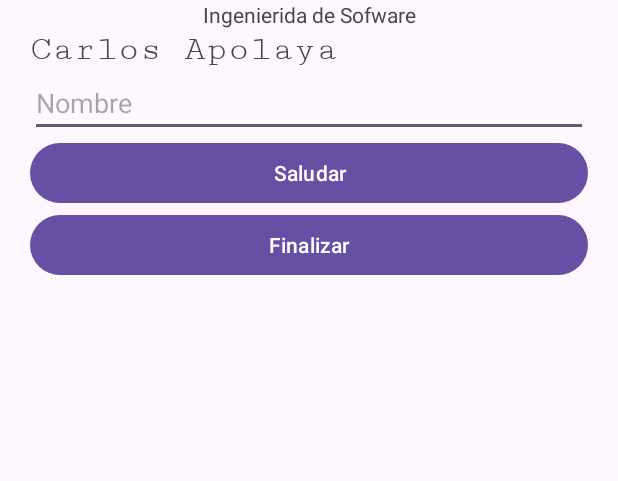
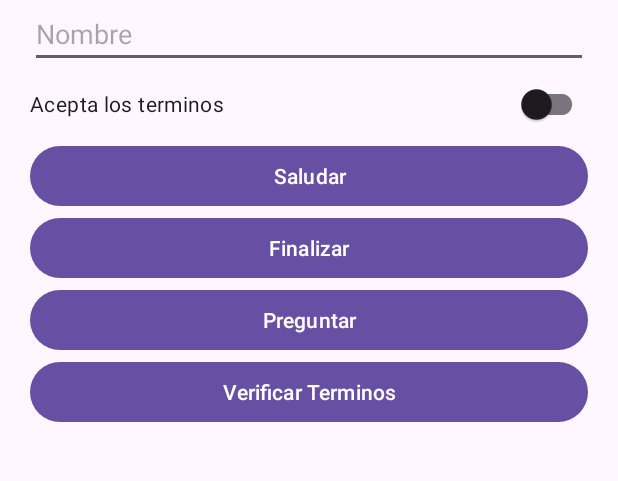
Before and after one commit to CarlosDavid-AM/Senati, an Android app: the screen it shows after launch (MainActivity), after a tap on "Saludar", on a phone screen of 412 x 824 dp, the part 124-605 px from its top. Run offline under Robolectric (Android 15) with nearby library versions, the phone set to English and light mode, and no system bars.

Commit message:
Se crear sitch y boton para preguntar

```diff
--- a/app/src/main/java/com/example/appdemo/MainActivity.java
+++ b/app/src/main/java/com/example/appdemo/MainActivity.java
@@ -1,5 +1,6 @@
 package com.example.appdemo;
 
+import android.content.DialogInterface;
 import android.os.Bundle;
 import android.view.View;
 import android.widget.Button;
@@ -7,29 +8,62 @@ import android.widget.EditText;
 import android.widget.Toast;
 
 import androidx.activity.EdgeToEdge;
+import androidx.appcompat.app.AlertDialog;
 import androidx.appcompat.app.AppCompatActivity;
+import androidx.appcompat.widget.SwitchCompat;
 import androidx.core.graphics.Insets;
 import androidx.core.view.ViewCompat;
 import androidx.core.view.WindowInsetsCompat;
 
 public class MainActivity extends AppCompatActivity {
 
-    Button btnSaludar, btnFinalizar;
+    Button btnSaludar, btnFinalizar, btnPreguntar, btnVerificar;
     EditText EdtNombres;
+
+    SwitchCompat switchTerminos;
 
     private void loadUI() {
         btnSaludar = findViewById(R.id.btnSaludar);
         btnFinalizar = findViewById(R.id.btnFinalizar);
         EdtNombres = findViewById(R.id.EdtNombres);
+        btnPreguntar = findViewById(R.id.btnPreguntar);
+
+        btnVerificar = findViewById(R.id.btnVerificar);
+        switchTerminos = findViewById(R.id.swtTerminos);
     }
 
     private void Saludar() {
         String nombre = EdtNombres.getText().toString();
-        Toast.makeText(getApplicationContext(), "Welcome Dev Android", Toast.LENGTH_LONG).show();
+        Toast.makeText(getApplicationContext(), "Welcome " + nombre, Toast.LENGTH_LONG).show();
     }
 
     private void Finalizar() {
         finish();
+    }
+
+    // Cread cuadro de pregunta
+    private void mostrarPreguntar() {
+        AlertDialog.Builder dialogo = new AlertDialog.Builder(this);
+
+        dialogo.setTitle("Senati");
+        dialogo.setMessage("Es un Ingeniero de Sofware?");
+        dialogo.setCancelable(false);
+        dialogo.setNegativeButton("No", null);
+        dialogo.setPositiveButton("Si", new DialogInterface.OnClickListener() {
+            @Override
+            public void onClick(DialogInterface dialog, int which) {
+                Saludar();
+            }
+        });
+
+        dialogo.show();
+
+    }
+
+    private void validarTerminos() {
+        boolean aceptado = switchTerminos.isChecked();
+        String message = (aceptado) ? "Correcto puede pasar" : "Debe aceptar los terminos";
+        Toast.makeText(getApplicationContext(), message, Toast.LENGTH_LONG).show();
     }
 
     @Override
@@ -47,6 +81,7 @@ public class MainActivity extends AppCompatActivity {
         loadUI();
 
 
+        // Metodo y Clic
         btnSaludar.setOnClickListener(new View.OnClickListener() {
             @Override
             public void onClick(View v) {
@@ -60,5 +95,19 @@ public class MainActivity extends AppCompatActivity {
                 Finalizar();
             }
         });
+
+        btnPreguntar.setOnClickListener(new View.OnClickListener() {
+            @Override
+            public void onClick(View v) {
+                mostrarPreguntar();
+            }
+        });
+
+        btnVerificar.setOnClickListener(new View.OnClickListener() {
+            @Override
+            public void onClick(View v) {
+                validarTerminos();
+            }
+        });
     }
 }
--- a/app/src/main/res/layout/activity_main.xml
+++ b/app/src/main/res/layout/activity_main.xml
@@ -16,24 +16,32 @@
       android:layout_width="match_parent"
       android:layout_height="wrap_content"/>
 
-  <TextView
-      android:text="Ingenierida de Sofware"
-      android:textAlignment="center"
-      android:layout_width="match_parent"
-      android:layout_height="wrap_content"/>
+<!--  <TextView-->
+<!--      android:text="Ingenierida de Sofware"-->
+<!--      android:textAlignment="center"-->
+<!--      android:layout_width="match_parent"-->
+<!--      android:layout_height="wrap_content"/>-->
 
-  <TextView
-      android:text="Carlos Apolaya"
-      android:fontFamily="serif-monospace"
-      android:textSize="24dp"
-      android:layout_width="match_parent"
-      android:layout_height="wrap_content"/>
+<!--  <TextView-->
+<!--      android:text="Carlos Apolaya"-->
+<!--      android:fontFamily="serif-monospace"-->
+<!--      android:textSize="24dp"-->
+<!--      android:layout_width="match_parent"-->
+<!--      android:layout_height="wrap_content"/>-->
 
   <EditText
       android:id="@+id/EdtNombres"
       android:hint="Nombre"
       android:layout_width="match_parent"
       android:layout_height="wrap_content" />
+
+  <androidx.appcompat.widget.SwitchCompat
+      android:id="@+id/swtTerminos"
+      android:text="Acepta los terminos"
+      android:layout_width="match_parent"
+      android:layout_height="wrap_content" />
+
+
 
   <Button
       android:id="@+id/btnSaludar"
@@ -47,5 +55,17 @@
       android:layout_width="match_parent"
       android:layout_height="wrap_content" />
 
+  <Button
+    android:id="@+id/btnPreguntar"
+    android:text="Preguntar"
+      android:layout_width="match_parent"
+      android:layout_height="wrap_content" />
+
+  <Button
+      android:id="@+id/btnVerificar"
+      android:text="Verificar Terminos"
+      android:layout_width="match_parent"
+      android:layout_height="wrap_content" />
+
 
 </LinearLayout>
```
Also changed, not shown: 2 other files.
